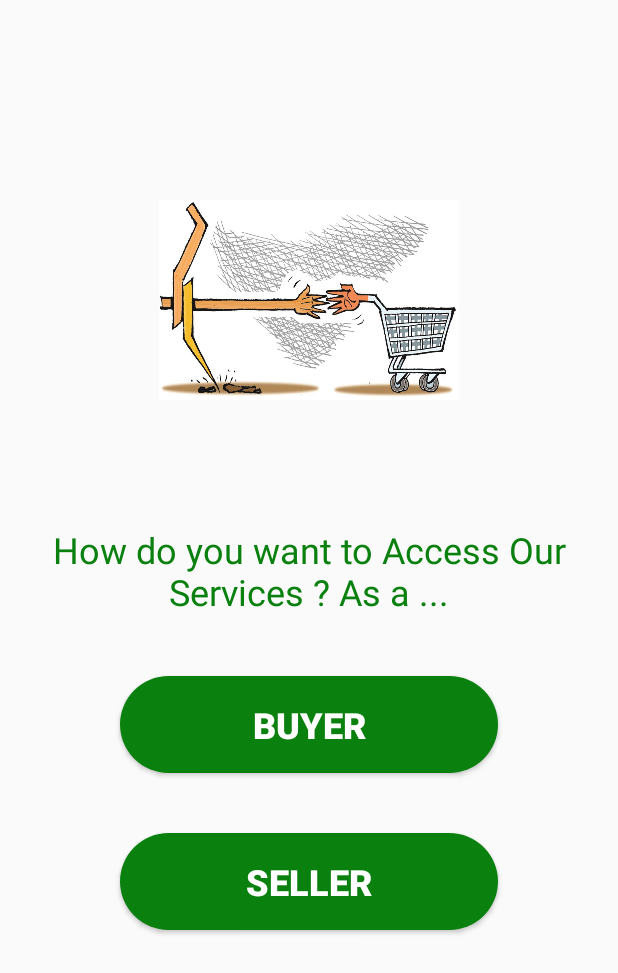
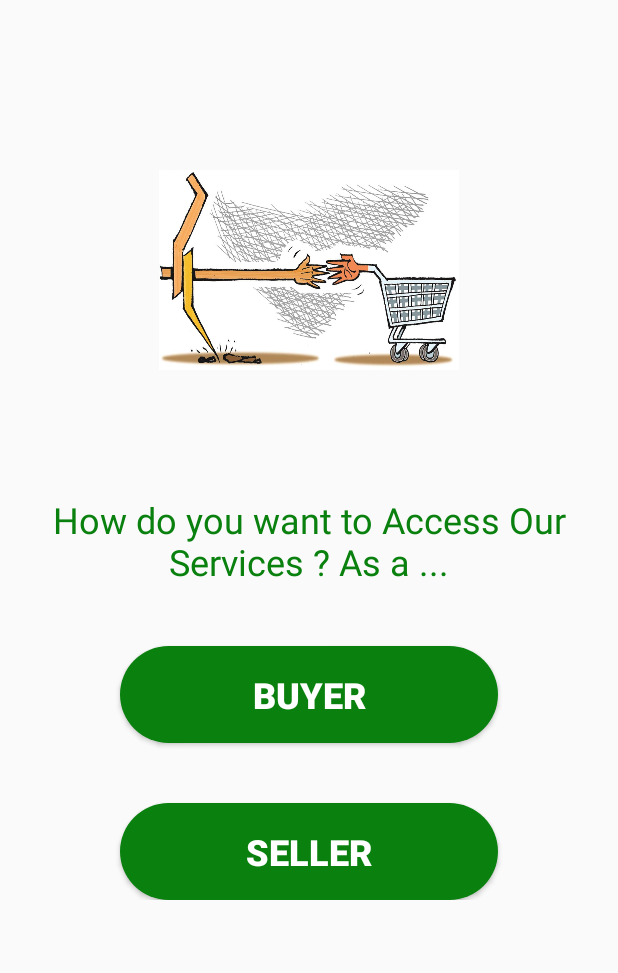
Before and after one commit to okelloEnos/Model_Products, an Android app: the user screen opened directly, with no data from a screen before it, on a phone screen of 412 x 824 dp. Shown: the top 973 px of the screen. Run offline under Robolectric (Android 15) with nearby library versions, the phone set to English and light mode, and no system bars.

Commit message:
screen naming

```diff
--- /dev/null
+++ b/app/src/main/res/drawable/ic_add_a_photo_black_24dp.xml
@@ -0,0 +1,5 @@
+<vector android:height="100dp" android:tint="@color/colorPrimaryDark"
+    android:viewportHeight="24.0" android:viewportWidth="24.0"
+    android:width="100dp" xmlns:android="http://schemas.android.com/apk/res/android">
+    <path android:fillColor="@color/colorPrimaryDark" android:pathData="M3,4L3,1h2v3h3v2L5,6v3L3,9L3,6L0,6L0,4h3zM6,10L6,7h3L9,4h7l1.83,2L21,6c1.1,0 2,0.9 2,2v12c0,1.1 -0.9,2 -2,2L5,22c-1.1,0 -2,-0.9 -2,-2L3,10h3zM13,19c2.76,0 5,-2.24 5,-5s-2.24,-5 -5,-5 -5,2.24 -5,5 2.24,5 5,5zM9.8,14c0,1.77 1.43,3.2 3.2,3.2s3.2,-1.43 3.2,-3.2 -1.43,-3.2 -3.2,-3.2 -3.2,1.43 -3.2,3.2z"/>
+</vector>
--- /dev/null
+++ b/app/src/main/res/drawable/ic_image_black_24dp.xml
@@ -0,0 +1,5 @@
+<vector android:height="100dp" android:tint="@color/colorPrimaryDark"
+    android:viewportHeight="24.0" android:viewportWidth="24.0"
+    android:width="100dp" xmlns:android="http://schemas.android.com/apk/res/android">
+    <path android:fillColor="@color/colorPrimaryDark" android:pathData="M21,19V5c0,-1.1 -0.9,-2 -2,-2H5c-1.1,0 -2,0.9 -2,2v14c0,1.1 0.9,2 2,2h14c1.1,0 2,-0.9 2,-2zM8.5,13.5l2.5,3.01L14.5,12l4.5,6H5l3.5,-4.5z"/>
+</vector>
--- a/app/src/main/res/drawable/ic_search_black_24dp.xml
+++ b/app/src/main/res/drawable/ic_search_black_24dp.xml
@@ -1,5 +1,5 @@
-<vector android:height="24dp" android:tint="#0A0A0A"
+<vector android:height="24dp" android:tint="@color/colorPrimaryDark"
     android:viewportHeight="24.0" android:viewportWidth="24.0"
     android:width="24dp" xmlns:android="http://schemas.android.com/apk/res/android">
-    <path android:fillColor="#FF000000" android:pathData="M15.5,14h-0.79l-0.28,-0.27C15.41,12.59 16,11.11 16,9.5 16,5.91 13.09,3 9.5,3S3,5.91 3,9.5 5.91,16 9.5,16c1.61,0 3.09,-0.59 4.23,-1.57l0.27,0.28v0.79l5,4.99L20.49,19l-4.99,-5zM9.5,14C7.01,14 5,11.99 5,9.5S7.01,5 9.5,5 14,7.01 14,9.5 11.99,14 9.5,14z"/>
+    <path android:fillColor="@color/colorPrimaryDark" android:pathData="M15.5,14h-0.79l-0.28,-0.27C15.41,12.59 16,11.11 16,9.5 16,5.91 13.09,3 9.5,3S3,5.91 3,9.5 5.91,16 9.5,16c1.61,0 3.09,-0.59 4.23,-1.57l0.27,0.28v0.79l5,4.99L20.49,19l-4.99,-5zM9.5,14C7.01,14 5,11.99 5,9.5S7.01,5 9.5,5 14,7.01 14,9.5 11.99,14 9.5,14z"/>
 </vector>
--- a/app/src/main/res/layout/activity_main.xml
+++ b/app/src/main/res/layout/activity_main.xml
@@ -118,7 +118,7 @@
         app:layout_constraintEnd_toEndOf="parent"
         app:layout_constraintStart_toStartOf="parent"
         app:layout_constraintTop_toTopOf="parent"
-        app:srcCompat="@drawable/ic_launcher_background" />
+        app:srcCompat="@drawable/ic_image_black_24dp" />
 
     <LinearLayout
         android:id="@+id/imageLayout"
--- a/app/src/main/res/layout/activity_product__details.xml
+++ b/app/src/main/res/layout/activity_product__details.xml
@@ -28,7 +28,7 @@
         app:layout_constraintEnd_toEndOf="parent"
         app:layout_constraintStart_toStartOf="parent"
         app:layout_constraintTop_toTopOf="parent"
-        app:srcCompat="@drawable/ic_launcher_background" />
+        app:srcCompat="@drawable/defaultimage" />
 
     <LinearLayout
         android:id="@+id/detailLayout"
--- a/app/src/main/res/layout/activity_profile.xml
+++ b/app/src/main/res/layout/activity_profile.xml
@@ -1,4 +1,7 @@
 <?xml version="1.0" encoding="utf-8"?>
+<ScrollView android:layout_width="match_parent"
+    android:layout_height="match_parent"
+    xmlns:android="http://schemas.android.com/apk/res/android" >
 <androidx.constraintlayout.widget.ConstraintLayout xmlns:android="http://schemas.android.com/apk/res/android"
     xmlns:app="http://schemas.android.com/apk/res-auto"
     xmlns:tools="http://schemas.android.com/tools"
@@ -234,3 +237,4 @@
         app:layout_constraintEnd_toEndOf="parent"
         app:layout_constraintStart_toStartOf="parent" />
 </androidx.constraintlayout.widget.ConstraintLayout>
+</ScrollView>
--- a/app/src/main/res/layout/activity_request_details.xml
+++ b/app/src/main/res/layout/activity_request_details.xml
@@ -28,7 +28,7 @@
             app:layout_constraintEnd_toEndOf="parent"
             app:layout_constraintStart_toStartOf="parent"
             app:layout_constraintTop_toTopOf="parent"
-            app:srcCompat="@drawable/ic_launcher_background" />
+            app:srcCompat="@drawable/defaultimage" />
 
         <LinearLayout
             android:id="@+id/detailLayoutRequest"
--- a/app/src/main/res/layout/activity_user.xml
+++ b/app/src/main/res/layout/activity_user.xml
@@ -1,4 +1,7 @@
 <?xml version="1.0" encoding="utf-8"?>
+<ScrollView android:layout_height="match_parent"
+    android:layout_width="match_parent"
+    xmlns:android="http://schemas.android.com/apk/res/android" >
 <androidx.constraintlayout.widget.ConstraintLayout xmlns:android="http://schemas.android.com/apk/res/android"
     xmlns:app="http://schemas.android.com/apk/res-auto"
     xmlns:tools="http://schemas.android.com/tools"
@@ -8,7 +11,7 @@
 
     <ImageView
         android:id="@+id/imageViewUserChoice"
-        android:layout_marginTop="100dp"
+        android:layout_marginTop="80dp"
         app:layout_constraintEnd_toEndOf="parent"
         app:layout_constraintStart_toStartOf="parent"
         app:layout_constraintTop_toTopOf="parent"
@@ -74,3 +77,4 @@
         app:layout_constraintStart_toStartOf="parent"
         app:layout_constraintTop_toBottomOf="@+id/buyerBtn" />
 </androidx.constraintlayout.widget.ConstraintLayout>
+</ScrollView>
--- a/app/src/main/res/layout/cartrecycler.xml
+++ b/app/src/main/res/layout/cartrecycler.xml
@@ -18,7 +18,7 @@
             android:layout_margin="@dimen/eight_dp"
             app:layout_constraintStart_toStartOf="parent"
             app:layout_constraintTop_toTopOf="parent"
-            app:srcCompat="@drawable/common_google_signin_btn_icon_dark" />
+            app:srcCompat="@drawable/defaultimage" />
 
         <TextView
             android:id="@+id/selectedStaticPrdName"
--- a/app/src/main/res/layout/content_products_view.xml
+++ b/app/src/main/res/layout/content_products_view.xml
@@ -38,7 +38,9 @@
         android:layout_marginBottom="10dp"
         android:layout_marginRight="10dp"
         android:layout_marginLeft="10dp"
+        android:padding="10dp"
         android:ems="10"
+        android:background="@drawable/round"
         android:hint="Search Text..."
         android:inputType="textPersonName"
         app:layout_constraintBottom_toTopOf="@id/recycler"
--- a/app/src/main/res/layout/recycler_layout.xml
+++ b/app/src/main/res/layout/recycler_layout.xml
@@ -25,7 +25,7 @@
                 android:layout_height="100dp"
                 android:layout_weight="70"
                 android:layout_marginLeft="8dp"
-                app:srcCompat="@drawable/ic_launcher_background" />
+                app:srcCompat="@drawable/defaultimage" />
 
             <LinearLayout
                 android:layout_width="match_parent"
--- a/app/src/main/res/layout/toolbar.xml
+++ b/app/src/main/res/layout/toolbar.xml
@@ -5,6 +5,7 @@
     xmlns:app="http://schemas.android.com/apk/res-auto"
     android:id="@+id/toolbar"
     android:layout_width="match_parent"
+    app:titleTextColor="@color/white"
     android:layout_height="?attr/actionBarSize"
     android:background="?attr/colorPrimary"
     app:layout_scrollFlags="snap"
```
Also changed, not shown: app/src/main/res/drawable-v24/defaultimage.jpg (added).
